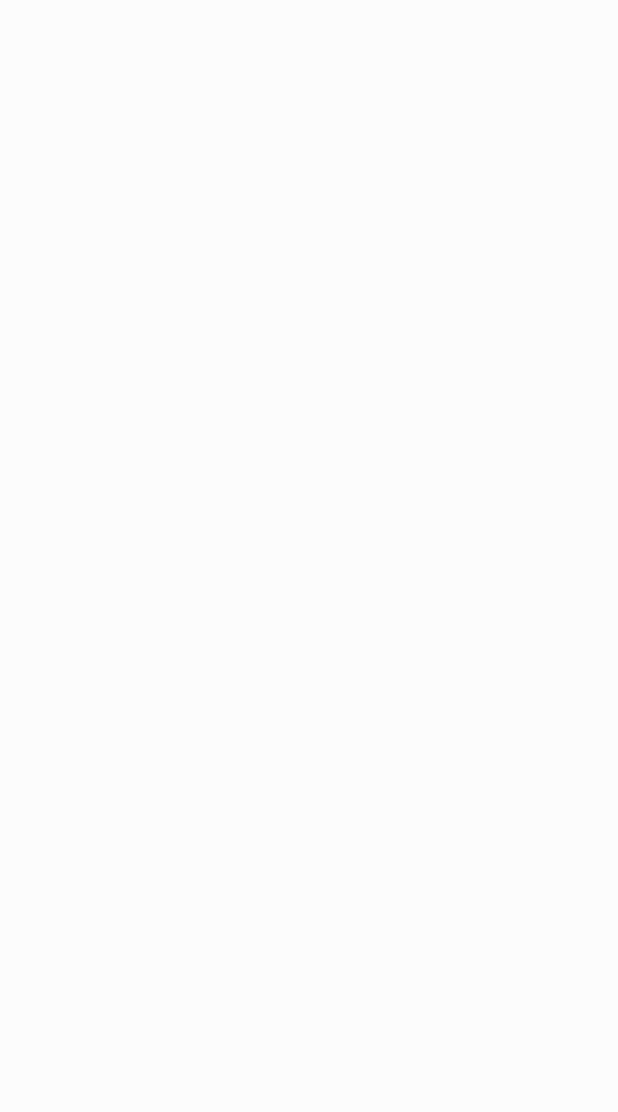
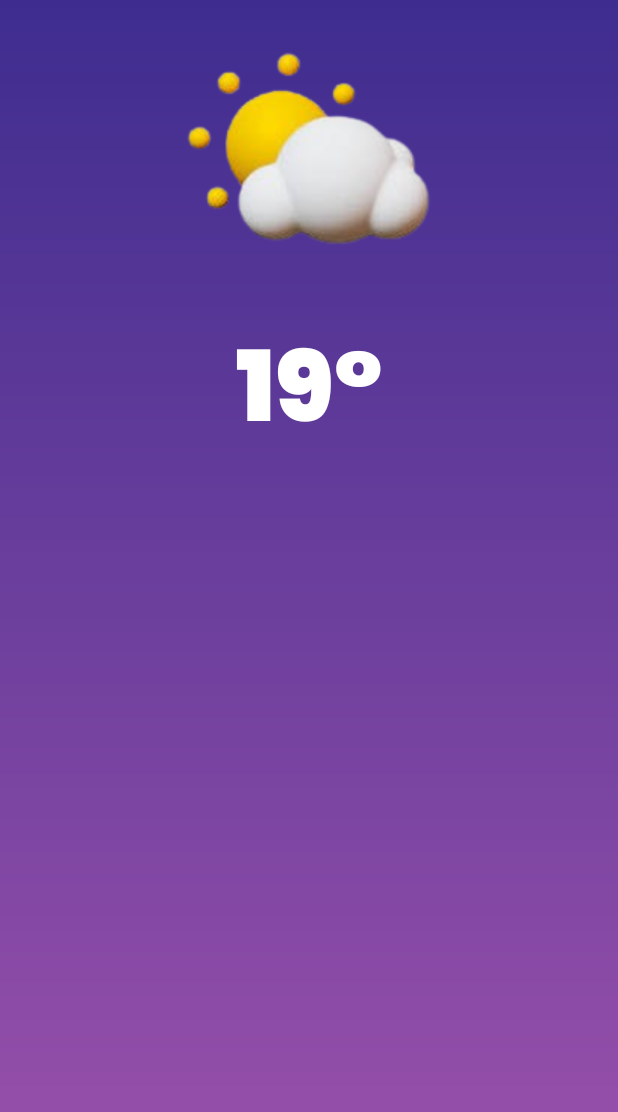
Before and after one commit to WaqasAhmed123/Weather-App-Xml-Based, an Android app: the HomeActivity screen opened directly, with no data from a screen before it, on a phone screen of 412 x 824 dp. Before the commit the part shown is empty. Shown: the top 1112 px of the screen. Run offline under Robolectric (Android 15) with nearby library versions, the phone set to English and light mode, and no system bars; our stand-ins replace data binding, sdp/ssp sizes.

Commit message:
home acitvity added

```diff
--- a/app/src/main/AndroidManifest.xml
+++ b/app/src/main/AndroidManifest.xml
@@ -13,7 +13,7 @@
         android:theme="@style/Theme.Weather_XML"
         tools:targetApi="31">
         <activity
-            android:name=".Presentation.home.HomeActivity"
+            android:name=".Presentation.home.view.HomeActivity"
             android:exported="false" />
         <activity
             android:name=".Presentation.splash.SplashActivity"
--- a/app/src/main/java/com/example/weather_xml/Presentation/home/HomeActivity.kt
+++ b/app/src/main/java/com/example/weather_xml/Presentation/home/view/HomeActivity.kt
@@ -1,4 +1,4 @@
-package com.example.weather_xml.Presentation.home
+package com.example.weather_xml.Presentation.home.view
 
 import androidx.appcompat.app.AppCompatActivity
 import android.os.Bundle
--- /dev/null
+++ b/app/src/main/java/com/example/weather_xml/Presentation/home/viewModel/HomeActivityViewModel.kt
@@ -0,0 +1,9 @@
+package com.example.weather_xml.Presentation.home.viewModel
+
+import androidx.lifecycle.ViewModel
+
+class HomeActivityViewModel:ViewModel() {
+
+
+
+}
--- a/app/src/main/java/com/example/weather_xml/Presentation/splash/SplashActivity.kt
+++ b/app/src/main/java/com/example/weather_xml/Presentation/splash/SplashActivity.kt
@@ -1,10 +1,9 @@
 package com.example.weather_xml.Presentation.splash
 
+import android.content.Intent
 import androidx.appcompat.app.AppCompatActivity
 import android.os.Bundle
-import androidx.databinding.DataBindingUtil
-import com.example.weather_xml.BaseActivity
-import com.example.weather_xml.R
+import com.example.weather_xml.Presentation.home.view.HomeActivity
 import com.example.weather_xml.databinding.ActivitySplashBinding
 
 class SplashActivity() : AppCompatActivity() {
@@ -20,6 +19,8 @@ class SplashActivity() : AppCompatActivity() {
 
 
         layoutBinding.btnGetStart.setOnClickListener {
+            val intent=Intent(this@SplashActivity, HomeActivity::class.java)
+            startActivity(intent)
 
         }
     }
--- a/app/src/main/res/layout/activity_home.xml
+++ b/app/src/main/res/layout/activity_home.xml
@@ -10,7 +10,36 @@
     <androidx.constraintlayout.widget.ConstraintLayout
         android:layout_width="match_parent"
         android:layout_height="match_parent"
-        tools:context=".Presentation.home.HomeActivity">
+        android:background="@drawable/drawable_gradient_background"
+        tools:context=".Presentation.home.view.HomeActivity">
+
+
+        <ImageView
+            android:id="@+id/iv_weather"
+            android:layout_width="0dp"
+            android:layout_height="0dp"
+            android:src="@drawable/weather_icon"
+            app:layout_constraintEnd_toEndOf="parent"
+            app:layout_constraintHeight_percent="0.25"
+            app:layout_constraintStart_toStartOf="parent"
+            app:layout_constraintTop_toTopOf="parent"
+            app:layout_constraintWidth_percent="1" />
+
+        <TextView
+            android:id="@+id/tv_current_weather"
+            android:layout_width="wrap_content"
+            android:layout_height="wrap_content"
+            android:text="19°"
+            style="@style/titleLarge"
+            android:textColor="@color/white"
+            app:layout_constraintTop_toBottomOf="@+id/iv_weather"
+            app:layout_constraintStart_toStartOf="parent"
+            app:layout_constraintEnd_toEndOf="parent"
+            >
+
+        </TextView>
+
+
 
     </androidx.constraintlayout.widget.ConstraintLayout>
 </layout>
```
